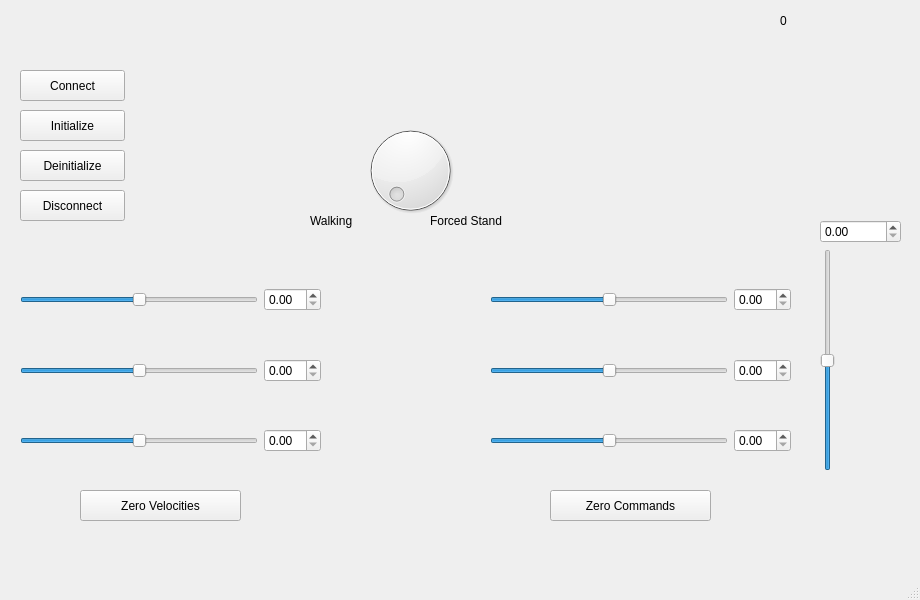
Old version of the form qt/configuration_window/mainwindow.ui in the repository Adorno-Lab/sas_robot_driver_unitree_b1.
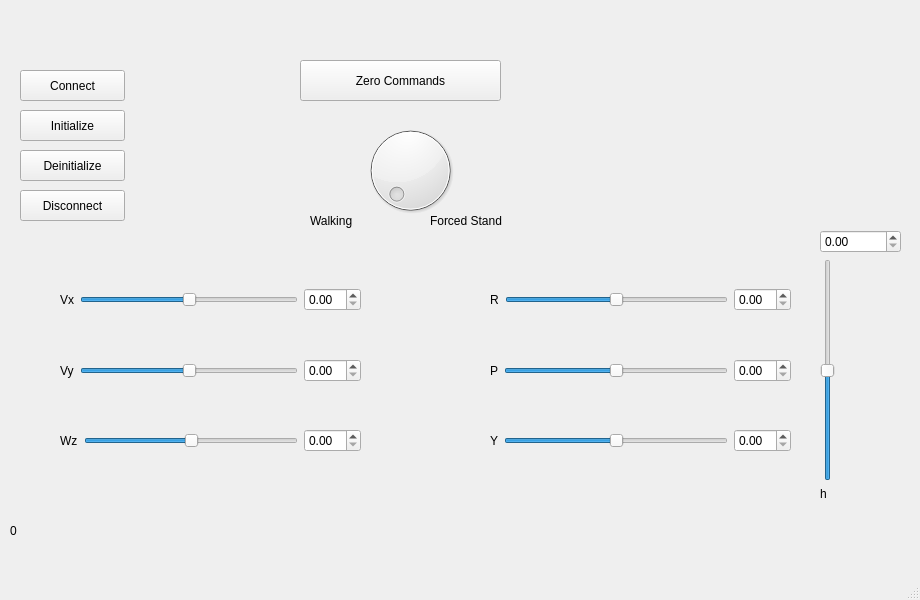
New version of the form.

Commit message: Updated the QT application with more widgets

What changed in the file:
```diff
--- a/qt/configuration_window/mainwindow.ui
+++ b/qt/configuration_window/mainwindow.ui
@@ -108,7 +108,7 @@
    <widget class="QWidget" name="horizontalLayoutWidget">
     <property name="geometry">
      <rect>
-      <x>20</x>
+      <x>60</x>
       <y>269</y>
       <width>301</width>
       <height>61</height>
@@ -116,7 +116,14 @@
     </property>
     <layout class="QHBoxLayout" name="horizontalLayout">
      <item>
-      <widget class="QSlider" name="horizontalSlider_forward_speed">
+      <widget class="QLabel" name="label_3">
+       <property name="text">
+        <string>Vx</string>
+       </property>
+      </widget>
+     </item>
+     <item>
+      <widget class="QSlider" name="horizontalSlider_forward_speed_">
        <property name="minimum">
         <number>-5</number>
        </property>
@@ -136,13 +143,20 @@
    <widget class="QWidget" name="horizontalLayoutWidget_2">
     <property name="geometry">
      <rect>
-      <x>20</x>
+      <x>60</x>
       <y>340</y>
       <width>301</width>
       <height>61</height>
      </rect>
     </property>
     <layout class="QHBoxLayout" name="horizontalLayout_2">
+     <item>
+      <widget class="QLabel" name="label_4">
+       <property name="text">
+        <string>Vy</string>
+       </property>
+      </widget>
+     </item>
      <item>
       <widget class="QSlider" name="horizontalSlider_side_speed_">
        <property name="minimum">
@@ -164,13 +178,20 @@
    <widget class="QWidget" name="horizontalLayoutWidget_3">
     <property name="geometry">
      <rect>
-      <x>20</x>
+      <x>60</x>
       <y>410</y>
       <width>301</width>
       <height>61</height>
      </rect>
     </property>
     <layout class="QHBoxLayout" name="horizontalLayout_3">
+     <item>
+      <widget class="QLabel" name="label_5">
+       <property name="text">
+        <string>Wz</string>
+       </property>
+      </widget>
+     </item>
      <item>
       <widget class="QSlider" name="horizontalSlider_yaw_speed_">
        <property name="minimum">
@@ -189,19 +210,6 @@
      </item>
     </layout>
    </widget>
-   <widget class="QPushButton" name="pushButton_zero_velocities_">
-    <property name="geometry">
-     <rect>
-      <x>80</x>
-      <y>490</y>
-      <width>161</width>
-      <height>31</height>
-     </rect>
-    </property>
-    <property name="text">
-     <string>Zero Velocities</string>
-    </property>
-   </widget>
    <widget class="QWidget" name="horizontalLayoutWidget_4">
     <property name="geometry">
      <rect>
@@ -212,6 +220,13 @@
      </rect>
     </property>
     <layout class="QHBoxLayout" name="horizontalLayout_4">
+     <item>
+      <widget class="QLabel" name="label_6">
+       <property name="text">
+        <string>R</string>
+       </property>
+      </widget>
+     </item>
      <item>
       <widget class="QSlider" name="horizontalSlider_roll_">
        <property name="minimum">
@@ -240,6 +255,13 @@
      </rect>
     </property>
     <layout class="QHBoxLayout" name="horizontalLayout_5">
+     <item>
+      <widget class="QLabel" name="label_7">
+       <property name="text">
+        <string>P</string>
+       </property>
+      </widget>
+     </item>
      <item>
       <widget class="QSlider" name="horizontalSlider_pitch_">
        <property name="minimum">
@@ -268,6 +290,13 @@
      </rect>
     </property>
     <layout class="QHBoxLayout" name="horizontalLayout_6">
+     <item>
+      <widget class="QLabel" name="label_8">
+       <property name="text">
+        <string>Y</string>
+       </property>
+      </widget>
+     </item>
      <item>
       <widget class="QSlider" name="horizontalSlider_yaw_">
        <property name="minimum">
@@ -289,10 +318,10 @@
    <widget class="QPushButton" name="pushButton_zero_commands_">
     <property name="geometry">
      <rect>
-      <x>550</x>
-      <y>490</y>
-      <width>161</width>
-      <height>31</height>
+      <x>300</x>
+      <y>60</y>
+      <width>201</width>
+      <height>41</height>
      </rect>
     </property>
     <property name="text">
@@ -302,8 +331,8 @@
    <widget class="QLabel" name="elapsed_time_label_">
     <property name="geometry">
      <rect>
-      <x>780</x>
-      <y>10</y>
+      <x>10</x>
+      <y>520</y>
       <width>111</width>
       <height>22</height>
      </rect>
@@ -316,9 +345,9 @@
     <property name="geometry">
      <rect>
       <x>820</x>
-      <y>220</y>
+      <y>230</y>
       <width>81</width>
-      <height>251</height>
+      <height>271</height>
      </rect>
     </property>
     <layout class="QVBoxLayout" name="verticalLayout">
@@ -338,6 +367,13 @@
        </property>
       </widget>
      </item>
+     <item>
+      <widget class="QLabel" name="label_9">
+       <property name="text">
+        <string>h</string>
+       </property>
+      </widget>
+     </item>
     </layout>
    </widget>
   </widget>
```
The commit also changes 2 other files.
